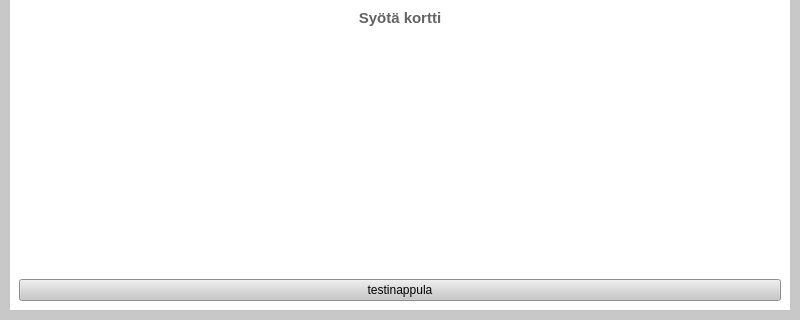
This is qt_frontend/ATM/mainwindow.ui in ssaukkonen/BankSimul_ryhma_31 as Qt 5 draws it before an edit; both pictures show x 0 to 800 and y 280 to 600 of the 800 by 600 pixel window. The edited form follows.
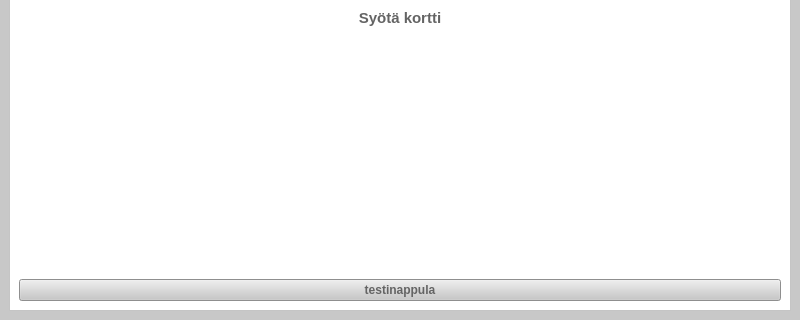
This is the edited form.

What changed in the file:
```diff
--- a/qt_frontend/ATM/mainwindow.ui
+++ b/qt_frontend/ATM/mainwindow.ui
@@ -74,8 +74,16 @@
        </item>
        <item>
         <widget class="QPushButton" name="pushButton">
+         <property name="font">
+          <font>
+           <family>Arial</family>
+           <weight>75</weight>
+           <bold>true</bold>
+          </font>
+         </property>
          <property name="styleSheet">
-          <string notr="true">background-color: rgb(200, 200, 200);</string>
+          <string notr="true">background-color: rgb(200, 200, 200);
+color: rgb(100, 100, 100);</string>
          </property>
          <property name="text">
           <string>testinappula</string>
```
